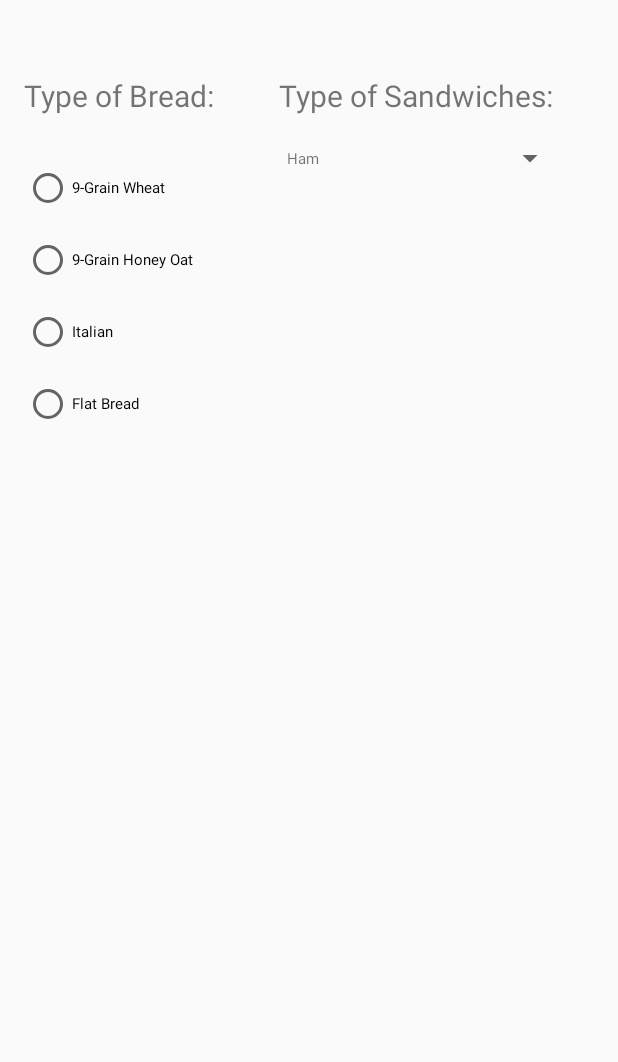
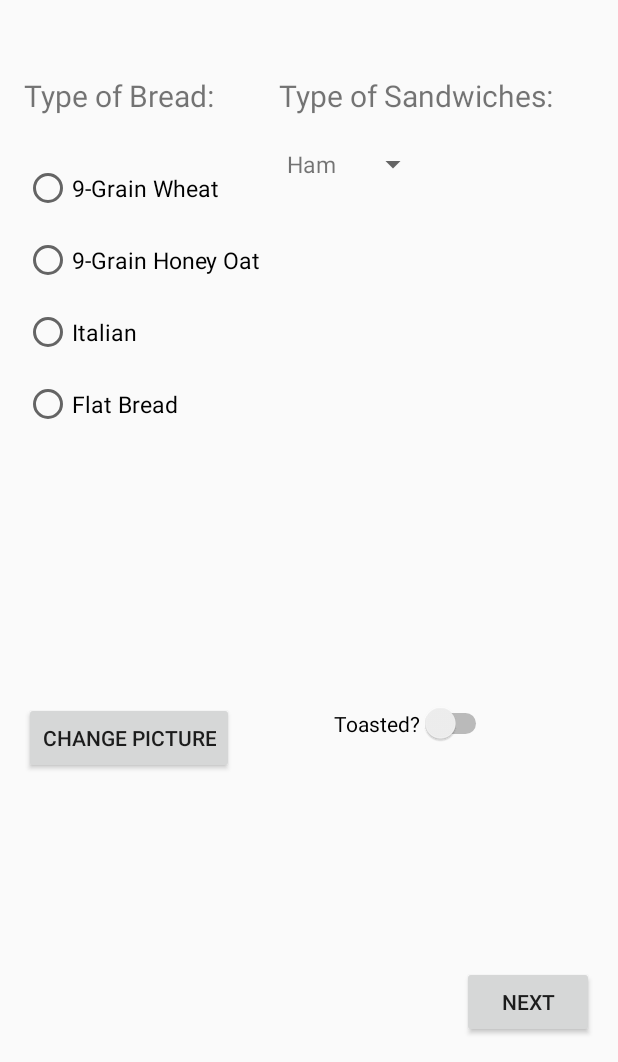
Before and after one commit to suyashtewari/ToolboxTewari, an Android app: the screen it shows after launch (MainActivity), on a phone screen of 412 x 824 dp, the part 174-1236 px from its top. Run offline under Robolectric (Android 15) with nearby library versions, the phone set to English and light mode, and no system bars.

Commit message:
switch and image change

```diff
--- a/app/src/main/res/layout/activity_main.xml
+++ b/app/src/main/res/layout/activity_main.xml
@@ -5,6 +5,27 @@
     android:layout_width="match_parent"
     android:layout_height="match_parent"
     tools:context=".MainActivity">
+
+
+    <Button
+        android:id="@+id/imageChange"
+        android:layout_width="wrap_content"
+        android:layout_height="wrap_content"
+        android:layout_marginStart="@dimen/spacing"
+        android:layout_marginBottom="192dp"
+        android:text="Change Picture"
+        app:layout_constraintBottom_toBottomOf="parent"
+        app:layout_constraintStart_toStartOf="parent" />
+
+    <Button
+        android:id="@+id/nextPage1"
+        android:layout_width="wrap_content"
+        android:layout_height="wrap_content"
+        android:layout_marginEnd="@dimen/spacing"
+        android:layout_marginBottom="@dimen/spacing"
+        android:text="Next"
+        app:layout_constraintBottom_toBottomOf="parent"
+        app:layout_constraintEnd_toEndOf="parent" />
 
 
     <ImageView
@@ -21,30 +42,6 @@
         app:layout_constraintEnd_toStartOf="@+id/title"
         app:layout_constraintStart_toStartOf="parent"
         app:layout_constraintTop_toTopOf="parent" />
-
-    <TextView
-        android:id="@+id/title"
-        android:layout_width="wrap_content"
-        android:layout_height="wrap_content"
-        android:layout_marginTop="35dp"
-        android:layout_marginEnd="86dp"
-        android:text="Order"
-        android:textSize="40sp"
-        app:layout_constraintEnd_toEndOf="parent"
-        app:layout_constraintStart_toEndOf="@+id/subwayImage"
-        app:layout_constraintTop_toTopOf="parent" />
-
-
-    <TextView
-        android:id="@+id/breadType"
-        android:layout_width="wrap_content"
-        android:layout_height="wrap_content"
-        android:layout_marginStart="@dimen/spacing"
-        android:layout_marginTop="50dp"
-        android:text="Type of Bread:"
-        android:textSize="@dimen/subTextSize"
-        app:layout_constraintStart_toStartOf="parent"
-        app:layout_constraintTop_toBottomOf="@+id/subwayImage" />
 
     <RadioGroup
         android:id="@+id/breadChoices"
@@ -100,6 +97,24 @@
 
     </RadioGroup>
 
+    <Spinner
+        android:id="@+id/sandwichChoices"
+        android:layout_width="100dp"
+        android:layout_height="wrap_content"
+        android:layout_marginTop="@dimen/spacing"
+        app:layout_constraintStart_toStartOf="@+id/sandwichType"
+        app:layout_constraintTop_toBottomOf="@+id/sandwichType" />
+
+    <Switch
+        android:id="@+id/toasted"
+        android:layout_width="wrap_content"
+        android:layout_height="wrap_content"
+        android:layout_marginEnd="84dp"
+        android:layout_marginBottom="20dp"
+        android:text="Toasted?"
+        app:layout_constraintBottom_toBottomOf="@+id/imageChange"
+        app:layout_constraintEnd_toEndOf="parent" />
+
     <TextView
         android:id="@+id/sandwichType"
         android:layout_width="wrap_content"
@@ -113,13 +128,28 @@
         app:layout_constraintStart_toEndOf="@+id/breadType"
         app:layout_constraintTop_toBottomOf="@+id/subwayImage" />
 
-    <Spinner
-        android:id="@+id/sandwichChoices"
+    <TextView
+        android:id="@+id/breadType"
         android:layout_width="wrap_content"
         android:layout_height="wrap_content"
-        android:layout_marginTop="@dimen/spacing"
-        app:layout_constraintStart_toStartOf="@+id/sandwichType"
-        app:layout_constraintTop_toBottomOf="@+id/sandwichType" />
+        android:layout_marginStart="@dimen/spacing"
+        android:layout_marginTop="50dp"
+        android:text="Type of Bread:"
+        android:textSize="@dimen/subTextSize"
+        app:layout_constraintStart_toStartOf="parent"
+        app:layout_constraintTop_toBottomOf="@+id/subwayImage" />
+
+    <TextView
+        android:id="@+id/title"
+        android:layout_width="wrap_content"
+        android:layout_height="wrap_content"
+        android:layout_marginTop="35dp"
+        android:layout_marginEnd="86dp"
+        android:text="Order"
+        android:textSize="40sp"
+        app:layout_constraintEnd_toEndOf="parent"
+        app:layout_constraintStart_toEndOf="@+id/subwayImage"
+        app:layout_constraintTop_toTopOf="parent" />
 
 
 </androidx.constraintlayout.widget.ConstraintLayout>
--- a/app/src/main/res/layout/spinner_item.xml
+++ b/app/src/main/res/layout/spinner_item.xml
@@ -2,7 +2,7 @@
 <TextView xmlns:android="http://schemas.android.com/apk/res/android"
 
     android:id="@+id/text1"
-    android:layout_width="match_parent"
+    android:layout_width="wrap_content"
     android:layout_height="wrap_content"
     android:maxLines="1"
     android:textSize="@dimen/choiceTextSize"
--- a/app/src/main/res/values/dimens.xml
+++ b/app/src/main/res/values/dimens.xml
@@ -3,6 +3,6 @@
     <dimen name="spacing">16dp</dimen>
     <dimen name="typeBread">50dp</dimen>
     <dimen name="subTextSize">20sp</dimen>
-    <dimen name="choiceTextSize">10sp</dimen>
+    <dimen name="choiceTextSize">15sp</dimen>
 
 </resources>
```
